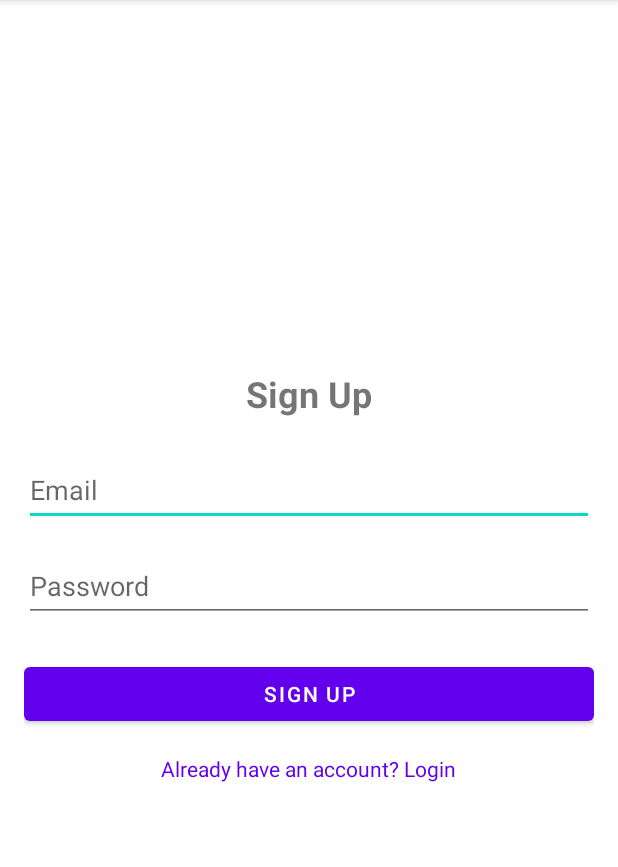
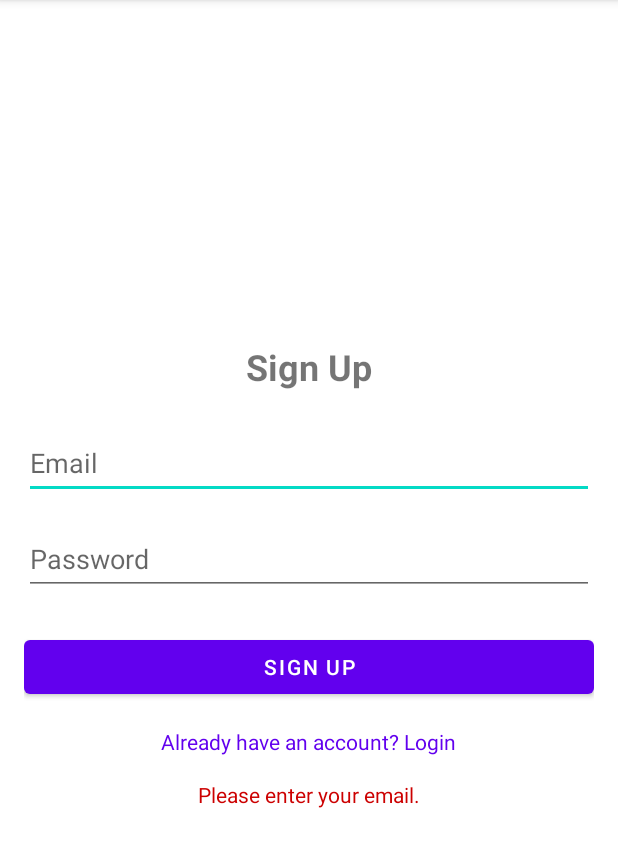
Before and after one commit to TylerPoff/pixel-pop, an Android app: the PixelPopSignUpActivity screen opened directly, with no data from a screen before it, after a tap on "SIGN UP", on a phone screen of 412 x 824 dp, the part 84-951 px from its top. Run offline under Robolectric (Android 15) with nearby library versions, the phone set to English and light mode, and no system bars; our stand-ins replace Firebase (no records; nobody signed in at launch, a user with empty details on screens opened directly).

Commit message:
Modify Sign Up and Login
- Added error message TV to the login and signup layout

- sign up now handles some empty field cases

- sign up instance state is saved on rotation

-

```diff
--- a/app/src/main/java/edu/northeastern/numad23sp_team26/PixelPopSignUpActivity.java
+++ b/app/src/main/java/edu/northeastern/numad23sp_team26/PixelPopSignUpActivity.java
@@ -1,5 +1,6 @@
 package edu.northeastern.numad23sp_team26;
 
+import androidx.annotation.NonNull;
 import androidx.appcompat.app.AppCompatActivity;
 
 import android.content.Intent;
@@ -15,15 +16,19 @@ import com.google.firebase.auth.FirebaseUser;
 import com.google.firebase.database.DatabaseReference;
 import com.google.firebase.database.FirebaseDatabase;
 
+import edu.northeastern.numad23sp_team26.a8_stickers.LoginActivity;
+
 public class PixelPopSignUpActivity extends AppCompatActivity {
 
     private EditText emailEditText;
     private EditText passwordEditText;
     private Button signUpButton;
     private TextView loginRedirect;
+    private TextView signUpErrorTV;
     private FirebaseAuth mAuth;
+    private FirebaseDatabase database;
 
-    private FirebaseDatabase database;
+    private String email, password;
 
     @Override
     protected void onCreate(Bundle savedInstanceState) {
@@ -37,20 +42,47 @@ public class PixelPopSignUpActivity extends AppCompatActivity {
         passwordEditText = findViewById(R.id.signup_password);
         signUpButton = findViewById(R.id.signup_button);
         loginRedirect = findViewById(R.id.signup_login_redirect);
+        signUpErrorTV = findViewById(R.id.signup_error_tv);
 
-        signUpButton.setOnClickListener(v -> signUp());
+        // Redirect to LoginActivity
+        loginRedirect.setOnClickListener(v -> openActivityPixelPopLogin());
 
-        loginRedirect.setOnClickListener(v -> {
-            // Redirect to LoginActivity
-            Intent loginIntent = new Intent(PixelPopSignUpActivity.this, PixelPopLoginActivity.class);
-            startActivity(loginIntent);
+        //Sign up and case handling
+        signUpButton.setOnClickListener(v -> {
+            signUpErrorTV.setText("");
+            email = emailEditText.getText().toString().trim();
+            password = passwordEditText.getText().toString().trim();
+            if (email.isEmpty()) {
+                signUpErrorTV.setText("Please enter your email.");
+            } else if (password.isEmpty()) {
+                signUpErrorTV.setText("Please enter your password.");
+            } else {
+                signUp();
+            }
         });
     }
 
+    @Override
+    protected void onSaveInstanceState(@NonNull Bundle outState) {
+        super.onSaveInstanceState(outState);
+
+        email = emailEditText.getText().toString().trim();
+        password = passwordEditText.getText().toString().trim();
+        outState.putString("email", email);
+        outState.putString("password", password);
+    }
+
+    @Override
+    protected void onRestoreInstanceState(@NonNull Bundle savedInstanceState) {
+        super.onRestoreInstanceState(savedInstanceState);
+
+        email = savedInstanceState.getString("email");
+        password = savedInstanceState.getString("password");
+        emailEditText.setText(email);
+        passwordEditText.setText(password);
+    }
+
     private void signUp() {
-        String email = emailEditText.getText().toString();
-        String password = passwordEditText.getText().toString();
-
         mAuth.createUserWithEmailAndPassword(email, password)
                 .addOnCompleteListener(this, task -> {
                     if (task.isSuccessful()) {
@@ -84,4 +116,10 @@ public class PixelPopSignUpActivity extends AppCompatActivity {
         finish(); // Optional: to prevent going back to the login/sign-up activity using the back button
     }
 
+    public void openActivityPixelPopLogin() {
+        Intent loginIntent = new Intent(PixelPopSignUpActivity.this, PixelPopLoginActivity.class);
+        startActivity(loginIntent);
+        finish();
+    }
+
 }
--- a/app/src/main/res/layout/activity_pixel_pop_sign_up.xml
+++ b/app/src/main/res/layout/activity_pixel_pop_sign_up.xml
@@ -57,5 +57,15 @@
             android:text="@string/pixelpop_sign_up_already_have_an_account_login"
             android:textColor="?attr/colorPrimary" />
 
+        <TextView
+            android:id="@+id/signup_error_tv"
+            android:layout_width="wrap_content"
+            android:layout_height="wrap_content"
+            android:layout_gravity="center_horizontal"
+            android:layout_marginTop="16dp"
+            android:text=""
+            android:textColor="@android:color/holo_red_dark" />
+
+
     </LinearLayout>
 </ScrollView>
```
Also changed, not shown: app/src/main/java/edu/northeastern/numad23sp_team26/PixelPopLoginActivity.java (+14 -5 lines), app/src/main/res/layout/activity_pixel_pop_login.xml (+9 -0 lines).
